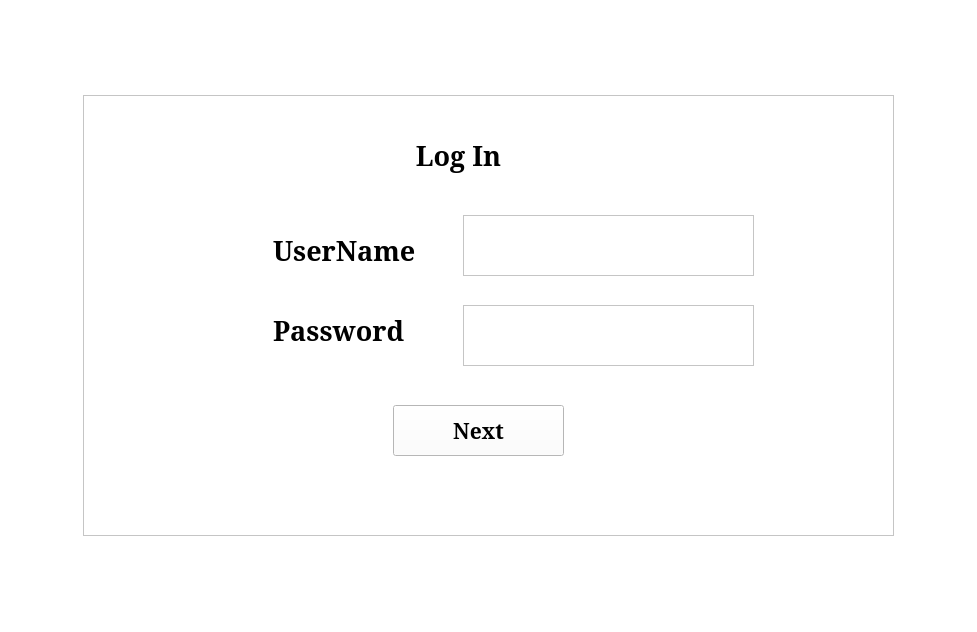
The window that pynetwork/Qt Design/UI/LoginForm.ui (mennahamdy33/chatcord) describes before a commit, drawn with Qt 5.
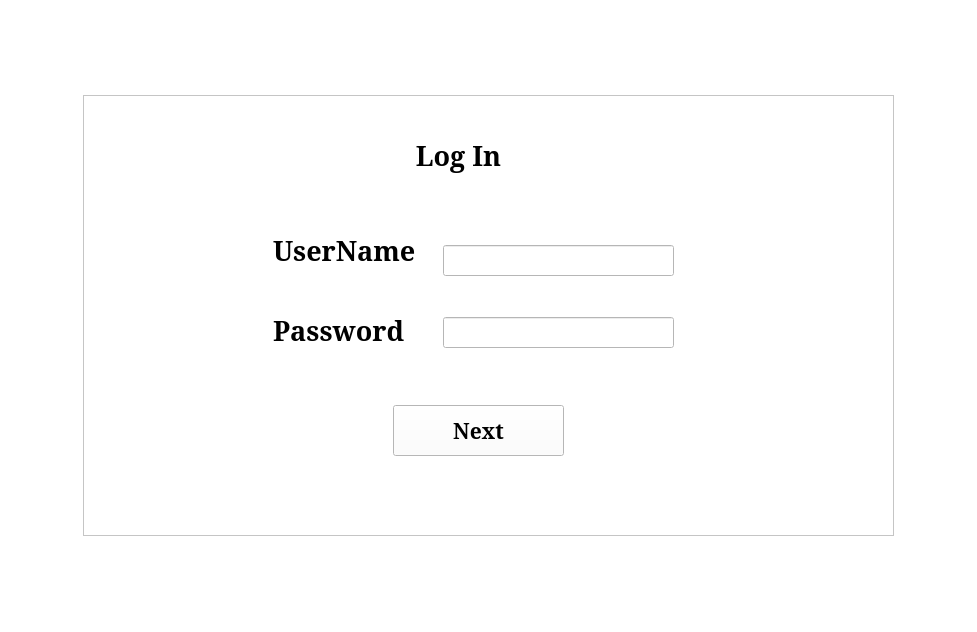
The same window after the commit.

```diff
--- a/pynetwork/Qt Design/UI/LoginForm.ui
+++ b/pynetwork/Qt Design/UI/LoginForm.ui
@@ -600,49 +600,25 @@
        </property>
       </widget>
      </widget>
-     <widget class="QTextEdit" name="textEdit">
+     <widget class="QLineEdit" name="lineEdit">
       <property name="geometry">
        <rect>
-        <x>380</x>
-        <y>120</y>
-        <width>291</width>
-        <height>61</height>
+        <x>360</x>
+        <y>150</y>
+        <width>231</width>
+        <height>31</height>
        </rect>
       </property>
-      <property name="minimumSize">
-       <size>
-        <width>291</width>
-        <height>61</height>
-       </size>
-      </property>
-      <property name="maximumSize">
-       <size>
-        <width>291</width>
-        <height>61</height>
-       </size>
-      </property>
      </widget>
-     <widget class="QTextEdit" name="textEdit_2">
+     <widget class="QLineEdit" name="lineEdit_2">
       <property name="geometry">
        <rect>
-        <x>380</x>
-        <y>210</y>
-        <width>291</width>
-        <height>61</height>
+        <x>360</x>
+        <y>222</y>
+        <width>231</width>
+        <height>31</height>
        </rect>
       </property>
-      <property name="minimumSize">
-       <size>
-        <width>291</width>
-        <height>61</height>
-       </size>
-      </property>
-      <property name="maximumSize">
-       <size>
-        <width>291</width>
-        <height>61</height>
-       </size>
-      </property>
      </widget>
     </widget>
    </item>
```
